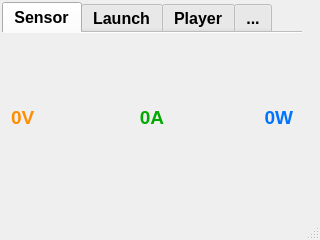
neurotoxin78/doomsday-pc, file main.ui: the form before one commit.
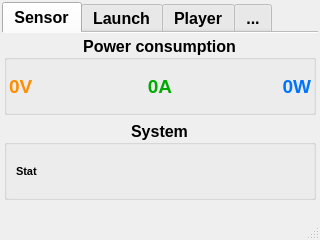
The form after the commit.

The edit to the form file:
```diff
--- a/main.ui
+++ b/main.ui
@@ -64,13 +64,13 @@
       </property>
       <property name="minimumSize">
        <size>
-        <width>300</width>
+        <width>316</width>
         <height>200</height>
        </size>
       </property>
       <property name="maximumSize">
        <size>
-        <width>300</width>
+        <width>316</width>
         <height>200</height>
        </size>
       </property>
@@ -107,12 +107,60 @@
       <property name="tabsClosable">
        <bool>false</bool>
       </property>
+      <property name="tabBarAutoHide">
+       <bool>true</bool>
+      </property>
       <widget class="QWidget" name="tabSensor">
        <attribute name="title">
         <string extracomment="Sensor">Sensor</string>
        </attribute>
-       <layout class="QHBoxLayout" name="horizontalLayout">
-        <item>
+       <layout class="QGridLayout" name="gridLayout_6">
+        <property name="leftMargin">
+         <number>2</number>
+        </property>
+        <property name="topMargin">
+         <number>2</number>
+        </property>
+        <property name="rightMargin">
+         <number>2</number>
+        </property>
+        <property name="bottomMargin">
+         <number>2</number>
+        </property>
+        <property name="spacing">
+         <number>5</number>
+        </property>
+        <item row="0" column="0">
+         <widget class="QGroupBox" name="powerGroupBox">
+          <property name="title">
+           <string>Power consumption</string>
+          </property>
+          <property name="alignment">
+           <set>Qt::AlignCenter</set>
+          </property>
+          <property name="flat">
+           <bool>true</bool>
+          </property>
+          <property name="checkable">
+           <bool>false</bool>
+          </property>
+          <layout class="QGridLayout" name="gridLayout_7">
+           <property name="leftMargin">
+            <number>2</number>
+           </property>
+           <property name="topMargin">
+            <number>2</number>
+           </property>
+           <property name="rightMargin">
+            <number>2</number>
+           </property>
+           <property name="bottomMargin">
+            <number>2</number>
+           </property>
+           <property name="spacing">
+            <number>5</number>
+           </property>
+           <item row="1" column="0">
          <widget class="QLabel" name="voltLabel">
           <property name="font">
            <font>
@@ -128,26 +176,7 @@
           </property>
          </widget>
         </item>
-        <item>
-         <widget class="QLabel" name="amperLabel">
-          <property name="font">
-           <font>
-            <pointsize>14</pointsize>
-            <bold>true</bold>
-           </font>
-          </property>
-          <property name="styleSheet">
-           <string notr="true">color: rgb(0, 170, 0);</string>
-          </property>
-          <property name="text">
-           <string>0A</string>
-          </property>
-          <property name="alignment">
-           <set>Qt::AlignCenter</set>
-          </property>
-         </widget>
-        </item>
-        <item>
+           <item row="1" column="2">
          <widget class="QLabel" name="pwrLabel">
           <property name="font">
            <font>
@@ -164,6 +193,56 @@
           <property name="alignment">
            <set>Qt::AlignRight|Qt::AlignTrailing|Qt::AlignVCenter</set>
           </property>
+            </widget>
+           </item>
+           <item row="1" column="1">
+            <widget class="QLabel" name="amperLabel">
+             <property name="font">
+              <font>
+               <pointsize>14</pointsize>
+               <bold>true</bold>
+              </font>
+             </property>
+             <property name="styleSheet">
+              <string notr="true">color: rgb(0, 170, 0);</string>
+             </property>
+             <property name="text">
+              <string>0A</string>
+             </property>
+             <property name="alignment">
+              <set>Qt::AlignCenter</set>
+             </property>
+            </widget>
+           </item>
+          </layout>
+         </widget>
+        </item>
+        <item row="1" column="0">
+         <widget class="QGroupBox" name="systemgroupBox">
+          <property name="title">
+           <string>System</string>
+          </property>
+          <property name="alignment">
+           <set>Qt::AlignCenter</set>
+          </property>
+          <property name="flat">
+           <bool>true</bool>
+          </property>
+          <layout class="QHBoxLayout" name="horizontalLayout">
+           <item>
+            <widget class="QLabel" name="statLabel">
+             <property name="font">
+              <font>
+               <pointsize>8</pointsize>
+               <bold>true</bold>
+              </font>
+             </property>
+             <property name="text">
+              <string>Stat</string>
+             </property>
+            </widget>
+           </item>
+          </layout>
          </widget>
         </item>
        </layout>
```
Lines whose indentation alone changed are shown as unchanged.
